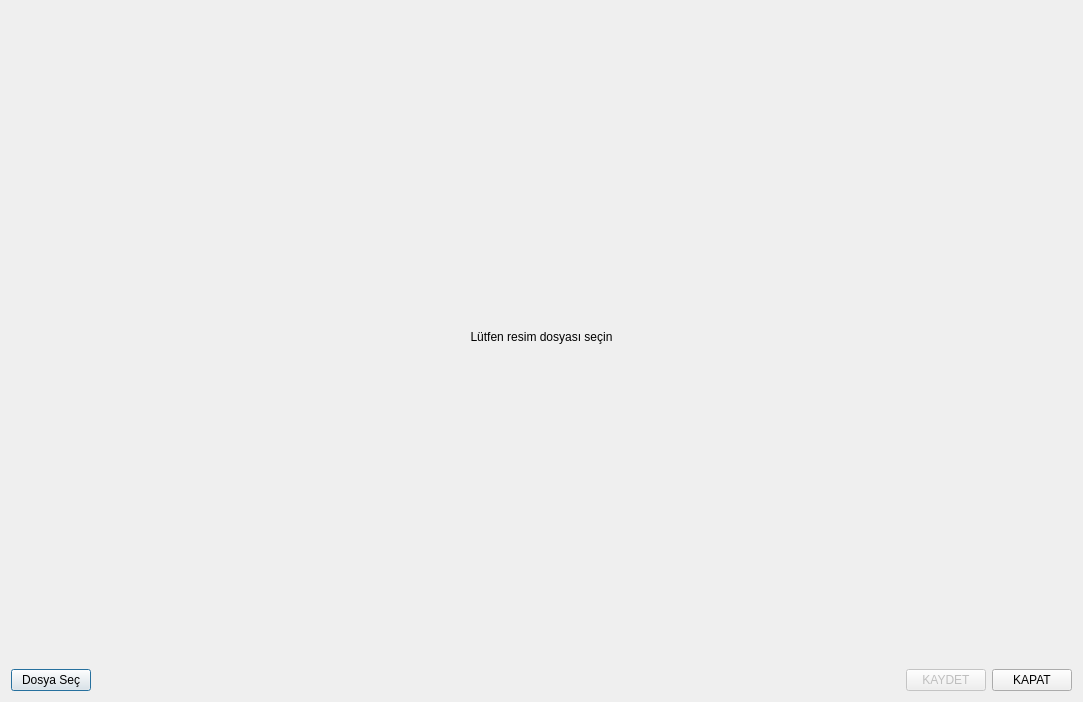
The window that ui/pictureFileDialog.ui (KTUN-BP/DuyguDurumAnaliz) describes before a commit, drawn with Qt 5.
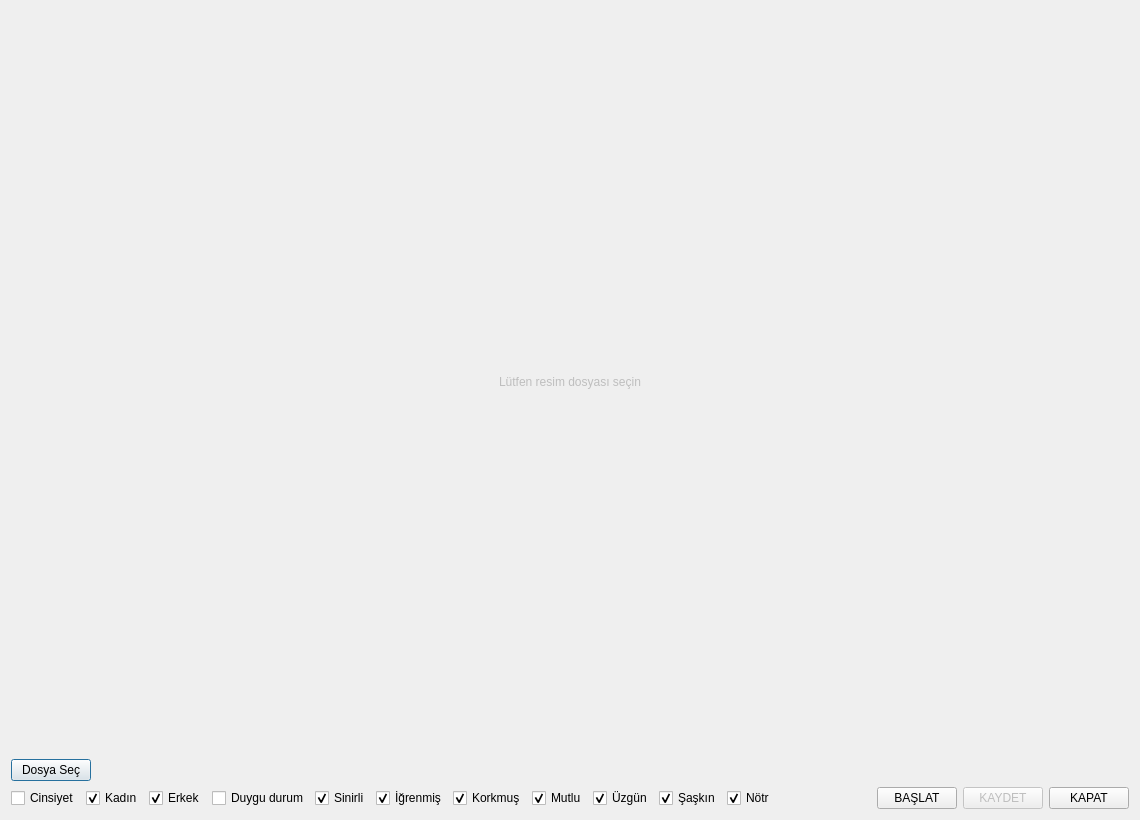
The same window after the commit.

```diff
--- a/ui/pictureFileDialog.ui
+++ b/ui/pictureFileDialog.ui
@@ -9,8 +9,8 @@
    <rect>
     <x>0</x>
     <y>0</y>
-    <width>1083</width>
-    <height>702</height>
+    <width>1140</width>
+    <height>820</height>
    </rect>
   </property>
   <property name="sizePolicy">
@@ -42,6 +42,9 @@
      </property>
      <item>
       <widget class="QLabel" name="labelPictureFrame">
+       <property name="enabled">
+        <bool>false</bool>
+       </property>
        <property name="sizePolicy">
         <sizepolicy hsizetype="Preferred" vsizetype="Preferred">
          <horstretch>1</horstretch>
@@ -73,6 +76,158 @@
         </widget>
        </item>
        <item>
+        <spacer name="horizontalSpacer_2">
+         <property name="orientation">
+          <enum>Qt::Horizontal</enum>
+         </property>
+         <property name="sizeHint" stdset="0">
+          <size>
+           <width>40</width>
+           <height>20</height>
+          </size>
+         </property>
+        </spacer>
+       </item>
+      </layout>
+     </item>
+     <item>
+      <layout class="QHBoxLayout" name="horizontalLayout_4">
+       <item>
+        <layout class="QHBoxLayout" name="horizontalLayoutOptions">
+         <item>
+          <widget class="QCheckBox" name="checkBoxGender">
+           <property name="enabled">
+            <bool>true</bool>
+           </property>
+           <property name="text">
+            <string>Cinsiyet</string>
+           </property>
+          </widget>
+         </item>
+         <item>
+          <widget class="QCheckBox" name="checkBoxFemale">
+           <property name="text">
+            <string>Kadın</string>
+           </property>
+           <property name="checked">
+            <bool>true</bool>
+           </property>
+          </widget>
+         </item>
+         <item>
+          <widget class="QCheckBox" name="checkBoxMale">
+           <property name="text">
+            <string>Erkek</string>
+           </property>
+           <property name="checked">
+            <bool>true</bool>
+           </property>
+          </widget>
+         </item>
+         <item>
+          <widget class="QCheckBox" name="checkBoxEmotion">
+           <property name="enabled">
+            <bool>true</bool>
+           </property>
+           <property name="text">
+            <string>Duygu durum</string>
+           </property>
+          </widget>
+         </item>
+         <item>
+          <widget class="QCheckBox" name="checkBoxAngry">
+           <property name="enabled">
+            <bool>true</bool>
+           </property>
+           <property name="text">
+            <string>Sinirli</string>
+           </property>
+           <property name="checked">
+            <bool>true</bool>
+           </property>
+          </widget>
+         </item>
+         <item>
+          <widget class="QCheckBox" name="checkBoxDisgust">
+           <property name="enabled">
+            <bool>true</bool>
+           </property>
+           <property name="text">
+            <string>İğrenmiş</string>
+           </property>
+           <property name="checked">
+            <bool>true</bool>
+           </property>
+          </widget>
+         </item>
+         <item>
+          <widget class="QCheckBox" name="checkBoxScared">
+           <property name="enabled">
+            <bool>true</bool>
+           </property>
+           <property name="text">
+            <string>Korkmuş</string>
+           </property>
+           <property name="checked">
+            <bool>true</bool>
+           </property>
+          </widget>
+         </item>
+         <item>
+          <widget class="QCheckBox" name="checkBoxHappy">
+           <property name="enabled">
+            <bool>true</bool>
+           </property>
+           <property name="text">
+            <string>Mutlu</string>
+           </property>
+           <property name="checked">
+            <bool>true</bool>
+           </property>
+          </widget>
+         </item>
+         <item>
+          <widget class="QCheckBox" name="checkBoxSad">
+           <property name="enabled">
+            <bool>true</bool>
+           </property>
+           <property name="text">
+            <string>Üzgün</string>
+           </property>
+           <property name="checked">
+            <bool>true</bool>
+           </property>
+          </widget>
+         </item>
+         <item>
+          <widget class="QCheckBox" name="checkBoxSurprised">
+           <property name="enabled">
+            <bool>true</bool>
+           </property>
+           <property name="text">
+            <string>Şaşkın</string>
+           </property>
+           <property name="checked">
+            <bool>true</bool>
+           </property>
+          </widget>
+         </item>
+         <item>
+          <widget class="QCheckBox" name="checkBoxNeutral">
+           <property name="enabled">
+            <bool>true</bool>
+           </property>
+           <property name="text">
+            <string>Nötr</string>
+           </property>
+           <property name="checked">
+            <bool>true</bool>
+           </property>
+          </widget>
+         </item>
+        </layout>
+       </item>
+       <item>
         <spacer name="horizontalSpacer">
          <property name="orientation">
           <enum>Qt::Horizontal</enum>
@@ -85,6 +240,16 @@
          </property>
         </spacer>
        </item>
+       <item>
+        <widget class="QPushButton" name="pushButtonStart">
+         <property name="enabled">
+          <bool>true</bool>
+         </property>
+         <property name="text">
+          <string>BAŞLAT</string>
+         </property>
+        </widget>
+       </item>
        <item>
         <widget class="QPushButton" name="pushButtonSave">
          <property name="enabled">
```
